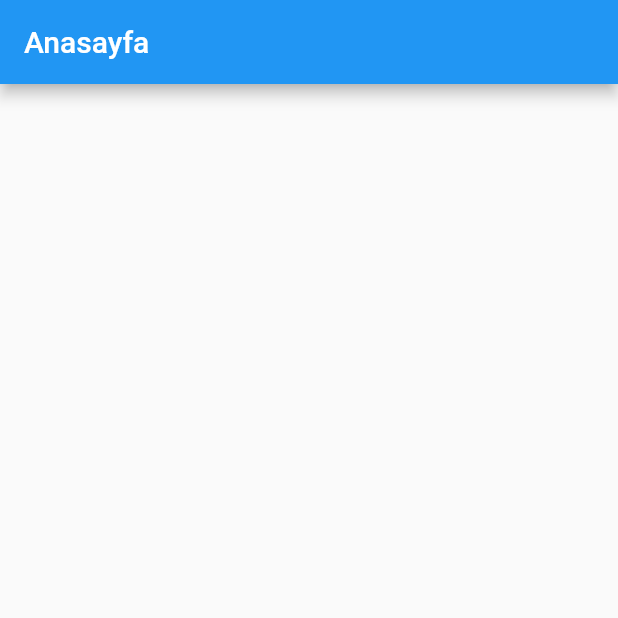
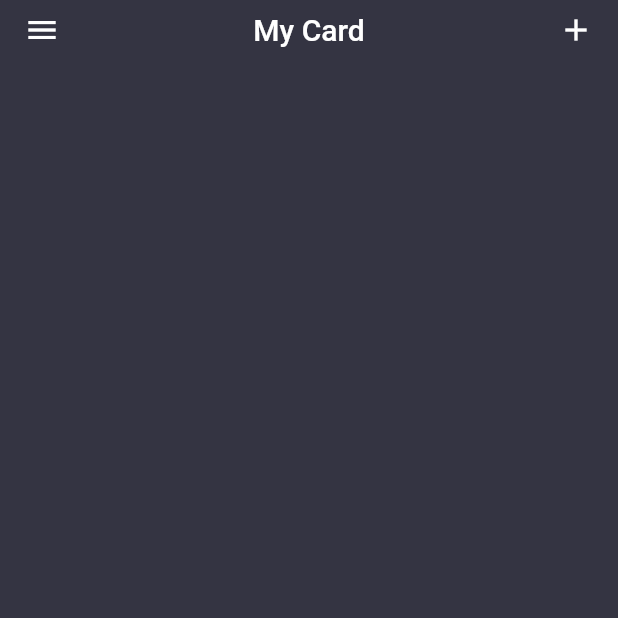
Before and after one commit to tahaturan/flutter_animation_app, a Flutter app: the screen it shows after launch, on a phone screen of 412 x 824 dp, the top half of it. Run offline on Flutter 3.47's test engine with Material 2 defaults, Android fonts, the phone set to English and light mode, and no system bars.

Commit message:
Genel Yapi Olusturuldu

```diff
--- /dev/null
+++ b/lib/core/views/constants/string_constants.dart
@@ -0,0 +1,7 @@
+class StringConstants {
+  static const String menuDasboard = 'Dasboard';
+  static const String menuMessage = 'Message';
+  static const String menuUtilityBills = 'Utility Bills';
+  static const String menuFoundTransfer = 'Found Transfer';
+  static const String menuBranches = 'Branches';
+}
--- a/lib/core/views/home_page.dart
+++ b/lib/core/views/home_page.dart
@@ -1,16 +1,69 @@
 import 'package:flutter/material.dart';
+import 'package:flutter_wallet_app/core/views/constants/string_constants.dart';
+import 'package:flutter_wallet_app/product/constants/project_padding.dart';
+import 'package:flutter_wallet_app/product/theme/global_theme.dart';
 
 class HomePage extends StatelessWidget {
   const HomePage({super.key});
-  final String _title = 'Anasayfa';
+  final String _myCard = 'My Card';
 
   @override
   Widget build(BuildContext context) {
     return Scaffold(
-      appBar: AppBar(
-        title: Text(_title),
+      body: SafeArea(
+        child: Stack(
+          children: [
+            const _Menu(),
+            Material(
+              elevation: 8,
+              color: ProjectColors.sceptreBlue.color(),
+              child: Padding(
+                padding: ProjectPadding.paddingLeftRightTop,
+                child: Column(
+                  children: [
+                    Row(
+                      mainAxisAlignment: MainAxisAlignment.spaceBetween,
+                      children: [
+                        const Icon(Icons.menu),
+                        Text(_myCard, style: Theme.of(context).textTheme.titleLarge),
+                        const Icon(Icons.add_outlined),
+                      ],
+                    )
+                  ],
+                ),
+              ),
+            ),
+          ],
+        ),
       ),
-      body: Container(),
     );
   }
 }
+
+class _Menu extends StatelessWidget {
+  const _Menu({
+    Key? key,
+  }) : super(key: key);
+
+  @override
+  Widget build(BuildContext context) {
+    return Padding(
+      padding: ProjectPadding.paddingLeft,
+      child: Align(
+        alignment: Alignment.centerLeft,
+        child: Column(
+          mainAxisSize: MainAxisSize.min,
+          mainAxisAlignment: MainAxisAlignment.spaceAround,
+          crossAxisAlignment: CrossAxisAlignment.start,
+          children: [
+            Text(StringConstants.menuDasboard, style: Theme.of(context).textTheme.headline5),
+            Text(StringConstants.menuMessage, style: Theme.of(context).textTheme.headline5),
+            Text(StringConstants.menuUtilityBills, style: Theme.of(context).textTheme.headline5),
+            Text(StringConstants.menuFoundTransfer, style: Theme.of(context).textTheme.headline5),
+            Text(StringConstants.menuBranches, style: Theme.of(context).textTheme.headline5),
+          ],
+        ),
+      ),
+    );
+  }
+}
--- a/lib/main.dart
+++ b/lib/main.dart
@@ -1,5 +1,6 @@
 import 'package:flutter/material.dart';
 import 'package:flutter_wallet_app/core/views/home_page.dart';
+import 'package:flutter_wallet_app/product/theme/global_theme.dart';
 
 void main() {
   runApp(const MyApp());
@@ -13,7 +14,7 @@ class MyApp extends StatelessWidget {
     return MaterialApp(
       title: 'Flutter Demo',
       debugShowCheckedModeBanner: false,
-      theme: ThemeData.light(),
+      theme: GlobalTheme.darkTheme,
       home: const HomePage(),
     );
   }
--- /dev/null
+++ b/lib/product/constants/project_padding.dart
@@ -0,0 +1,6 @@
+import 'package:flutter/widgets.dart';
+
+class ProjectPadding {
+  static const EdgeInsets paddingLeft = EdgeInsets.only(left: 16);
+  static const EdgeInsets paddingLeftRightTop = EdgeInsets.only(left: 16, right: 16, top: 8);
+}
--- /dev/null
+++ b/lib/product/theme/global_theme.dart
@@ -0,0 +1,23 @@
+import 'package:flutter/material.dart';
+
+class GlobalTheme {
+  static ThemeData darkTheme = ThemeData.dark().copyWith(
+    scaffoldBackgroundColor: ProjectColors.sceptreBlue.color(),
+    appBarTheme: AppBarTheme(color: ProjectColors.sceptreBlue.color()),
+    textTheme: const TextTheme(headline5: TextStyle(color: Colors.white)),
+    iconTheme: const IconThemeData(color: Colors.white),
+  );
+}
+
+enum ProjectColors {
+  sceptreBlue,
+}
+
+extension ProjectColorsExtension on ProjectColors {
+  Color color() {
+    switch (this) {
+      case ProjectColors.sceptreBlue:
+        return const Color(0xFF343442);
+    }
+  }
+}
```
